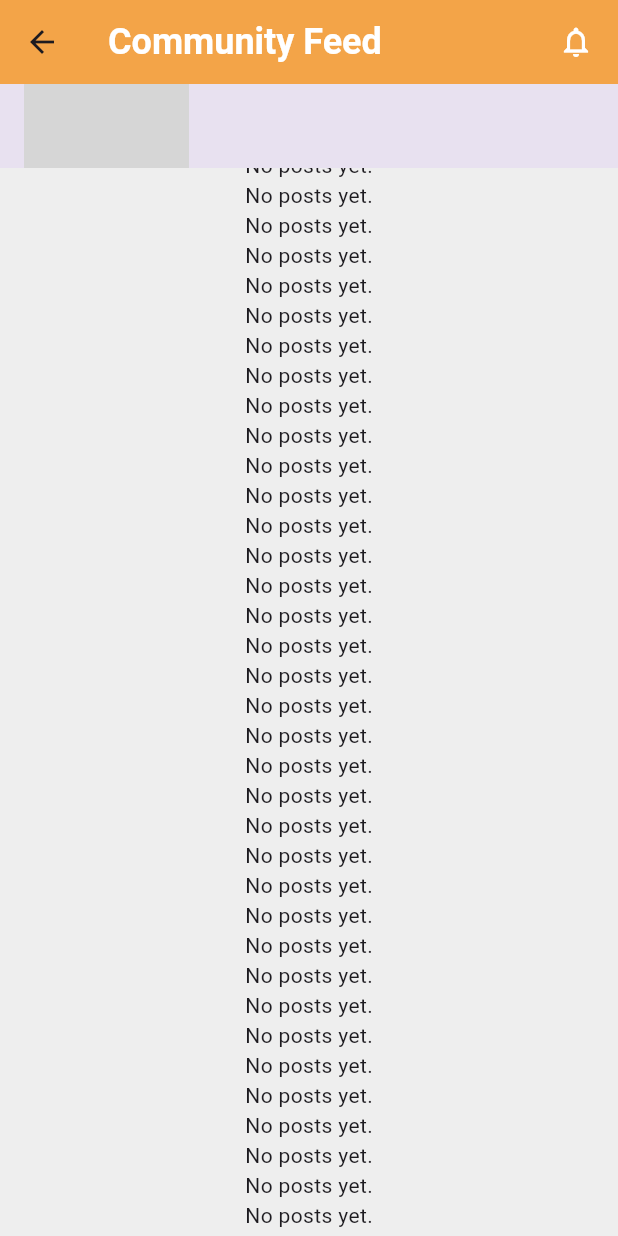
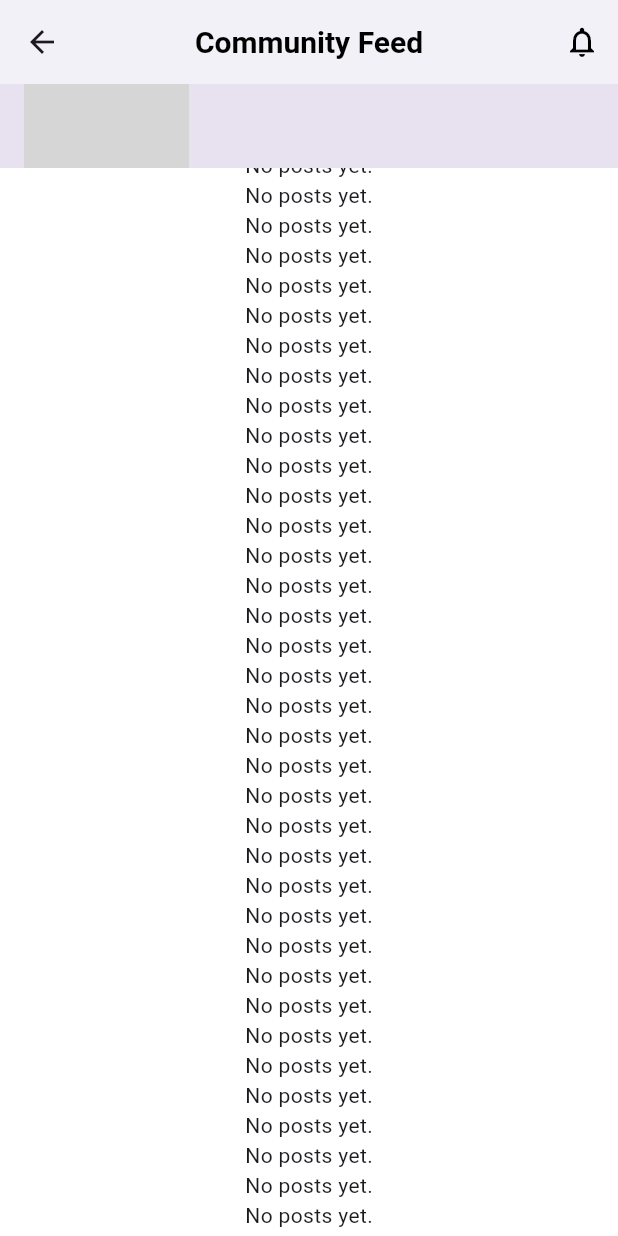
Before and after one commit to PramodLakmal/petpal, a Flutter app: the CommunityFeedScreen screen opened directly, scrolled down 576 dp, on a phone screen of 412 x 824 dp. Run offline on Flutter 3.47's test engine with Material 3 defaults, Android fonts, the phone set to English and light mode, and no system bars; our stand-ins replace cloud_firestore, firebase_auth, firebase_core, firebase_storage, google_sign_in, image_picker; accounts and stored records are empty; network calls fail; grey boxes are pictures that could not be loaded.

Commit message:
Refactor UI in community_feed_screen and community_chat_screen

```diff
--- a/lib/Screens/community_feed_screen.dart
+++ b/lib/Screens/community_feed_screen.dart
@@ -68,18 +68,30 @@ class _CommunityFeedScreenState extends State<CommunityFeedScreen> {
   @override
   Widget build(BuildContext context) {
     return Scaffold(
-      backgroundColor: Colors.grey[200],
+      backgroundColor: Colors.white,
       appBar: AppBar(
-        backgroundColor: Colors.orangeAccent,
+        backgroundColor: Colors.white,
         elevation: 0,
-        title: Row(
-          mainAxisAlignment: MainAxisAlignment.spaceBetween,
-          children: [
-            Text('Community Feed',
-                style: TextStyle(color: Colors.white, fontSize: 24, fontWeight: FontWeight.bold)),
-            Icon(Icons.notifications_none, color: Colors.white),
-          ],
+        centerTitle: true,
+        title: Text(
+          'Community Feed',
+          style: TextStyle(
+            color: Colors.black,
+            fontSize: 20,
+            fontWeight: FontWeight.bold,
+          ),
         ),
+      actions: [
+          IconButton(
+            icon: Icon(
+              Icons.notifications_none,
+              color: Colors.black,
+            ),
+            onPressed: () {
+              // Handle notifications icon tap here
+            },
+          ),
+        ],
       ),
       body: CustomScrollView(
         slivers: [
```
Also changed, not shown: lib/Screens/community_chat_screen.dart (+11 -11 lines), lib/user registration/userprofile.dart (+149 -71 lines).
